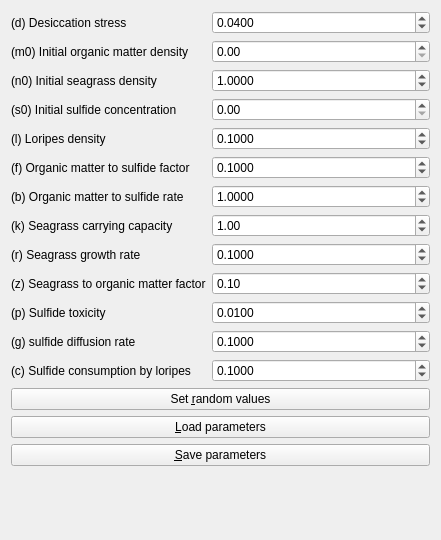
Above: Tools/ToolMutualismBreakdowner/qtmutualismbreakdownerparameterswidget.ui from richelbilderbeek/ProjectRichelBilderbeek before the change. Below: the same form after it.
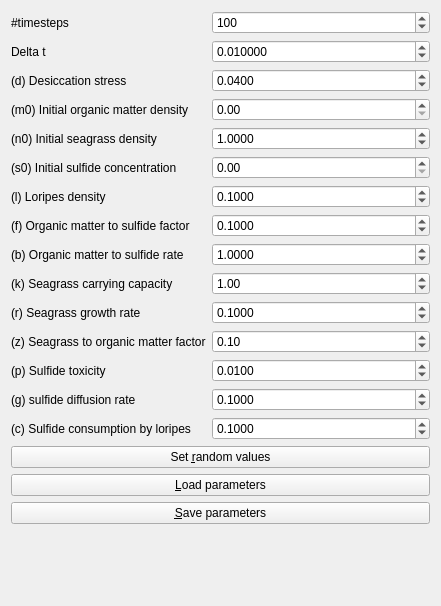
That is the form after the change.

What changed in the file:
```diff
--- a/Tools/ToolMutualismBreakdowner/qtmutualismbreakdownerparameterswidget.ui
+++ b/Tools/ToolMutualismBreakdowner/qtmutualismbreakdownerparameterswidget.ui
@@ -7,7 +7,7 @@
     <x>0</x>
     <y>0</y>
     <width>441</width>
-    <height>540</height>
+    <height>606</height>
    </rect>
   </property>
   <property name="windowTitle">
@@ -15,13 +15,56 @@
   </property>
   <layout class="QFormLayout" name="formLayout">
    <item row="0" column="0">
+    <widget class="QLabel" name="label_3">
+     <property name="text">
+      <string>#timesteps</string>
+     </property>
+    </widget>
+   </item>
+   <item row="0" column="1">
+    <widget class="QSpinBox" name="box_n_timesteps">
+     <property name="maximum">
+      <number>1000000000</number>
+     </property>
+     <property name="value">
+      <number>100</number>
+     </property>
+    </widget>
+   </item>
+   <item row="1" column="0">
+    <widget class="QLabel" name="label_5">
+     <property name="text">
+      <string>Delta t</string>
+     </property>
+    </widget>
+   </item>
+   <item row="1" column="1">
+    <widget class="QDoubleSpinBox" name="box_delta_t">
+     <property name="decimals">
+      <number>6</number>
+     </property>
+     <property name="minimum">
+      <double>0.000001000000000</double>
+     </property>
+     <property name="maximum">
+      <double>1.000000000000000</double>
+     </property>
+     <property name="singleStep">
+      <double>0.001000000000000</double>
+     </property>
+     <property name="value">
+      <double>0.010000000000000</double>
+     </property>
+    </widget>
+   </item>
+   <item row="2" column="0">
     <widget class="QLabel" name="label_desiccation_stress">
      <property name="text">
       <string>(d) Desiccation stress</string>
      </property>
     </widget>
    </item>
-   <item row="0" column="1">
+   <item row="2" column="1">
     <widget class="QDoubleSpinBox" name="box_desiccation_stress">
      <property name="decimals">
       <number>4</number>
@@ -37,28 +80,28 @@
      </property>
     </widget>
    </item>
-   <item row="1" column="0">
+   <item row="3" column="0">
     <widget class="QLabel" name="label_initial_organic_matter_density">
      <property name="text">
       <string>(m0) Initial organic matter density</string>
      </property>
     </widget>
    </item>
-   <item row="1" column="1">
+   <item row="3" column="1">
     <widget class="QDoubleSpinBox" name="box_initial_organic_matter_density">
      <property name="maximum">
       <double>10000000.000000000000000</double>
      </property>
     </widget>
    </item>
-   <item row="2" column="0">
+   <item row="4" column="0">
     <widget class="QLabel" name="label_init_seagrass_density">
      <property name="text">
       <string>(n0) Initial seagrass density</string>
      </property>
     </widget>
    </item>
-   <item row="2" column="1">
+   <item row="4" column="1">
     <widget class="QDoubleSpinBox" name="box_initial_seagrass_density">
      <property name="decimals">
       <number>4</number>
@@ -77,28 +120,28 @@
      </property>
     </widget>
    </item>
-   <item row="3" column="0">
+   <item row="5" column="0">
     <widget class="QLabel" name="label_initial_sulfide_concentration">
      <property name="text">
       <string>(s0) Initial sulfide concentration</string>
      </property>
     </widget>
    </item>
-   <item row="3" column="1">
+   <item row="5" column="1">
     <widget class="QDoubleSpinBox" name="box_initial_sulfide_concentration">
      <property name="maximum">
       <double>1000000.000000000000000</double>
      </property>
     </widget>
    </item>
-   <item row="4" column="0">
+   <item row="6" column="0">
     <widget class="QLabel" name="label_loripes_density">
      <property name="text">
       <string>(l) Loripes density</string>
      </property>
     </widget>
    </item>
-   <item row="4" column="1">
+   <item row="6" column="1">
     <widget class="QDoubleSpinBox" name="box_loripes_density">
      <property name="decimals">
       <number>4</number>
@@ -114,14 +157,14 @@
      </property>
     </widget>
    </item>
-   <item row="5" column="0">
+   <item row="7" column="0">
     <widget class="QLabel" name="label_organic_matter_to_sulfide_factor">
      <property name="text">
       <string>(f) Organic matter to sulfide factor</string>
      </property>
     </widget>
    </item>
-   <item row="5" column="1">
+   <item row="7" column="1">
     <widget class="QDoubleSpinBox" name="box_organic_matter_to_sulfide_factor">
      <property name="decimals">
       <number>4</number>
@@ -134,14 +177,14 @@
      </property>
     </widget>
    </item>
-   <item row="6" column="0">
+   <item row="8" column="0">
     <widget class="QLabel" name="label_organic_matter_to_sulfide_rate">
      <property name="text">
       <string>(b) Organic matter to sulfide rate</string>
      </property>
     </widget>
    </item>
-   <item row="6" column="1">
+   <item row="8" column="1">
     <widget class="QDoubleSpinBox" name="box_organic_matter_to_sulfide_rate">
      <property name="decimals">
       <number>4</number>
@@ -154,14 +197,14 @@
      </property>
     </widget>
    </item>
-   <item row="7" column="0">
+   <item row="9" column="0">
     <widget class="QLabel" name="label_seagrass_carrying_capacity">
      <property name="text">
       <string>(k) Seagrass carrying capacity</string>
      </property>
     </widget>
    </item>
-   <item row="7" column="1">
+   <item row="9" column="1">
     <widget class="QDoubleSpinBox" name="box_seagrass_carrying_capacity">
      <property name="maximum">
       <double>1000000.000000000000000</double>
@@ -171,14 +214,14 @@
      </property>
     </widget>
    </item>
-   <item row="8" column="0">
+   <item row="10" column="0">
     <widget class="QLabel" name="label_seagrass_growth_rate">
      <property name="text">
       <string>(r) Seagrass growth rate</string>
      </property>
     </widget>
    </item>
-   <item row="8" column="1">
+   <item row="10" column="1">
     <widget class="QDoubleSpinBox" name="box_seagrass_growth_rate">
      <property name="decimals">
       <number>4</number>
@@ -194,28 +237,28 @@
      </property>
     </widget>
    </item>
-   <item row="9" column="0">
+   <item row="11" column="0">
     <widget class="QLabel" name="label_seagrass_to_organic_matter_factor">
      <property name="text">
       <string>(z) Seagrass to organic matter factor</string>
      </property>
     </widget>
    </item>
-   <item row="9" column="1">
+   <item row="11" column="1">
     <widget class="QDoubleSpinBox" name="box_seagrass_to_organic_matter_factor">
      <property name="value">
       <double>0.100000000000000</double>
      </property>
     </widget>
    </item>
-   <item row="10" column="0">
+   <item row="12" column="0">
     <widget class="QLabel" name="label_sulfide_toxicity">
      <property name="text">
       <string>(p) Sulfide toxicity</string>
      </property>
     </widget>
    </item>
-   <item row="10" column="1">
+   <item row="12" column="1">
     <widget class="QDoubleSpinBox" name="box_sulfide_toxicity">
      <property name="decimals">
       <number>4</number>
@@ -231,14 +274,14 @@
      </property>
     </widget>
    </item>
-   <item row="11" column="0">
+   <item row="13" column="0">
     <widget class="QLabel" name="label_sulfide_diffusion_rate">
      <property name="text">
       <string>(g) sulfide diffusion rate</string>
      </property>
     </widget>
    </item>
-   <item row="11" column="1">
+   <item row="13" column="1">
     <widget class="QDoubleSpinBox" name="box_sulfide_diffusion_rate">
      <property name="decimals">
       <number>4</number>
@@ -251,14 +294,14 @@
      </property>
     </widget>
    </item>
-   <item row="12" column="0">
+   <item row="14" column="0">
     <widget class="QLabel" name="label_sulfide_consumption_by_loripes">
      <property name="text">
       <string>(c) Sulfide consumption by loripes</string>
      </property>
     </widget>
    </item>
-   <item row="12" column="1">
+   <item row="14" column="1">
     <widget class="QDoubleSpinBox" name="box_sulfide_consumption_by_loripes">
      <property name="decimals">
       <number>4</number>
@@ -274,21 +317,21 @@
      </property>
     </widget>
    </item>
-   <item row="13" column="0" colspan="2">
+   <item row="15" column="0" colspan="2">
     <widget class="QPushButton" name="button_set_random_values">
      <property name="text">
       <string>Set &amp;random values</string>
      </property>
     </widget>
    </item>
-   <item row="14" column="0" colspan="2">
+   <item row="16" column="0" colspan="2">
     <widget class="QPushButton" name="button_load">
      <property name="text">
       <string>&amp;Load parameters</string>
      </property>
     </widget>
    </item>
-   <item row="15" column="0" colspan="2">
+   <item row="17" column="0" colspan="2">
     <widget class="QPushButton" name="button_save">
      <property name="text">
       <string>&amp;Save parameters</string>
```
